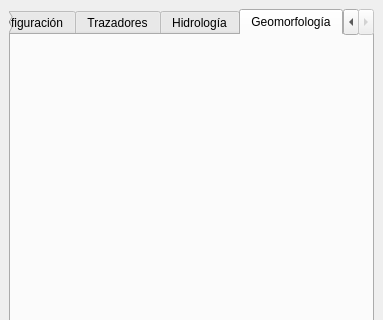
The window that qgisplugin/HydroSEDPlugin_dockwidget_base.ui (nicolas998/WMF) describes before a commit, drawn with Qt 5; both pictures show x 0 to 383 and y 0 to 320 of the 383 by 869 pixel window.
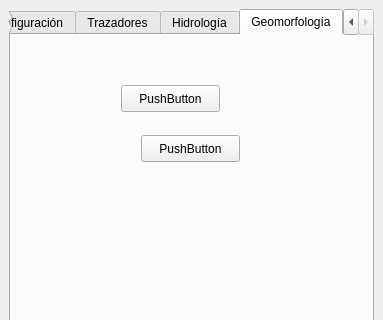
The same window after the commit. The open tabs and pages were chosen to show the change.

Commit message: Prueba para el fork

Patch:
```diff
--- a/qgisplugin/HydroSEDPlugin_dockwidget_base.ui
+++ b/qgisplugin/HydroSEDPlugin_dockwidget_base.ui
@@ -567,6 +567,32 @@
        <attribute name="title">
         <string>Geomorfología</string>
        </attribute>
+       <widget class="QPushButton" name="pushButton_2">
+        <property name="geometry">
+         <rect>
+          <x>110</x>
+          <y>50</y>
+          <width>99</width>
+          <height>27</height>
+         </rect>
+        </property>
+        <property name="text">
+         <string>PushButton</string>
+        </property>
+       </widget>
+       <widget class="QPushButton" name="pushButton_3">
+        <property name="geometry">
+         <rect>
+          <x>130</x>
+          <y>100</y>
+          <width>99</width>
+          <height>27</height>
+         </rect>
+        </property>
+        <property name="text">
+         <string>PushButton</string>
+        </property>
+       </widget>
       </widget>
      </widget>
     </item>
```
Left out of the diff: 15 changed lines with no effect on the pictures.
